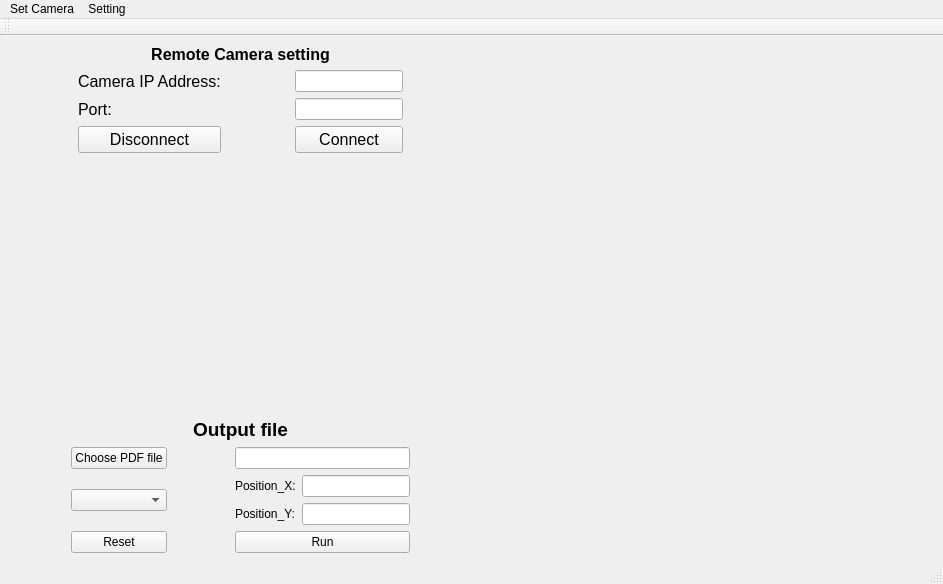
Before: the Qt Designer form GUI/OCR_GUI.ui in Gaopeng-Bai/OCR_RT_monitor, drawn with Qt 5.
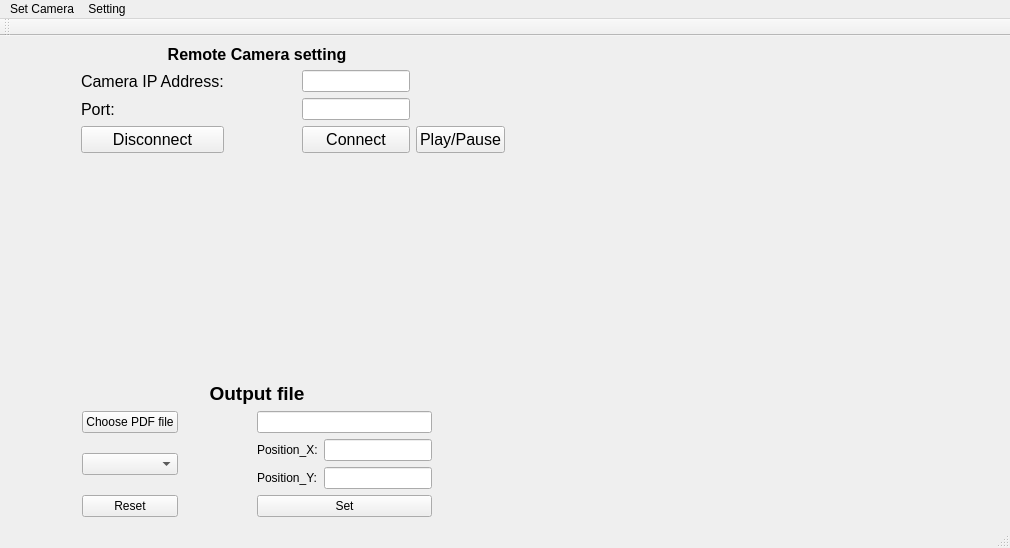
After: the same form once the commit is applied. Icons and pictures are not drawn.

Patch:
```diff
--- a/GUI/OCR_GUI.ui
+++ b/GUI/OCR_GUI.ui
@@ -6,8 +6,8 @@
    <rect>
     <x>0</x>
     <y>0</y>
-    <width>943</width>
-    <height>584</height>
+    <width>1010</width>
+    <height>548</height>
    </rect>
   </property>
   <property name="windowTitle">
@@ -142,6 +142,18 @@
                 </property>
                </widget>
               </item>
+              <item row="5" column="4">
+               <widget class="QPushButton" name="Run_OCR">
+                <property name="font">
+                 <font>
+                  <pointsize>12</pointsize>
+                 </font>
+                </property>
+                <property name="text">
+                 <string>Play/Pause</string>
+                </property>
+               </widget>
+              </item>
              </layout>
             </item>
            </layout>
@@ -235,9 +247,9 @@
              </spacer>
             </item>
             <item row="3" column="4">
-             <widget class="QPushButton" name="Run_OCR">
+             <widget class="QPushButton" name="pdf_position_set">
               <property name="text">
-               <string>Run</string>
+               <string>Set</string>
               </property>
              </widget>
             </item>
@@ -312,7 +324,7 @@
     <rect>
      <x>0</x>
      <y>0</y>
-     <width>943</width>
+     <width>1010</width>
      <height>21</height>
     </rect>
    </property>
```
Left out of the diff: 6 changed lines with no effect on the pictures.
